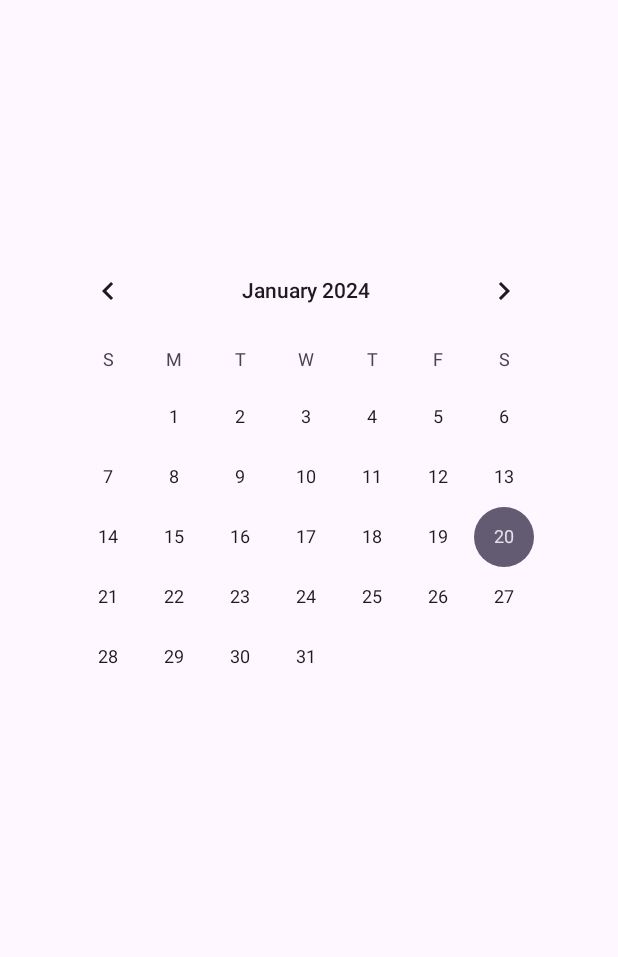
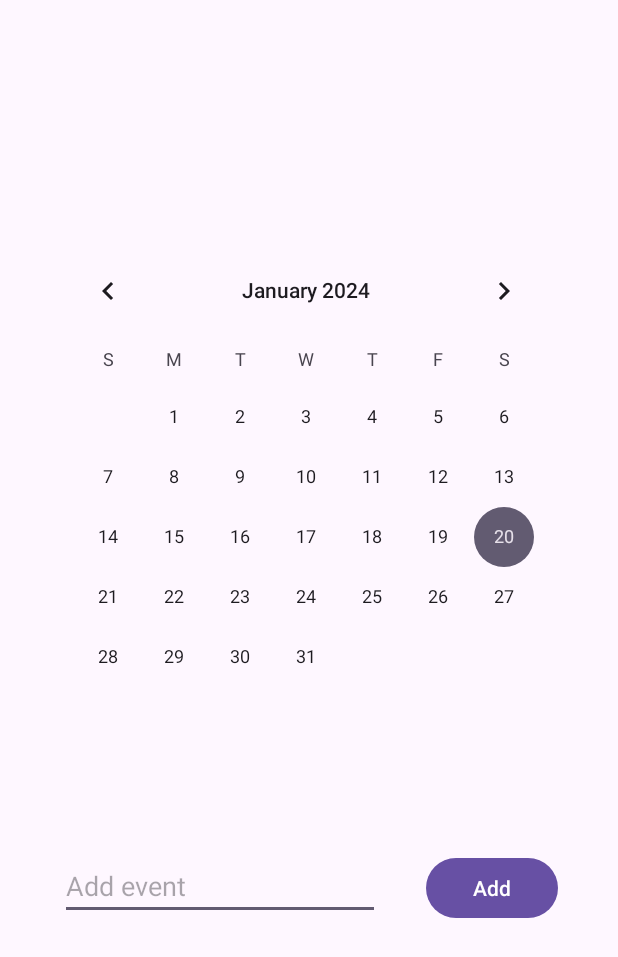
Before and after one commit to voduycuong/LoveQuest, an Android app: the screen it shows after launch (CalendarActivity), on a phone screen of 412 x 824 dp. Shown: the top 957 px of the screen. Run offline under Robolectric (Android 15) with nearby library versions, the light colour scheme and no system bars.

Commit message:
doing gg-calendar

```diff
--- a/app/src/main/java/com/example/lovequest/CalendarActivity.java
+++ b/app/src/main/java/com/example/lovequest/CalendarActivity.java
@@ -1,14 +1,43 @@
 package com.example.lovequest;
 
+import android.os.Bundle;
+import android.view.View;
+import android.widget.Button;
+import android.widget.CalendarView;
+import android.widget.EditText;
+
+import androidx.annotation.NonNull;
 import androidx.appcompat.app.AppCompatActivity;
 
-import android.os.Bundle;
+public class CalendarActivity extends AppCompatActivity {
 
-public class CalendarActivity extends AppCompatActivity {
+    CalendarView calendarView;
+    Button addButton;
+    EditText addEventEditText;
+    String selectedDate;
 
     @Override
     protected void onCreate(Bundle savedInstanceState) {
         super.onCreate(savedInstanceState);
         setContentView(R.layout.activity_calendar);
+
+        calendarView = findViewById(R.id.calendarView);
+        addEventEditText = findViewById(R.id.addEventEditText);
+        addButton = findViewById(R.id.addButton);
+
+        calendarView.setOnDateChangeListener(new CalendarView.OnDateChangeListener() {
+            @Override
+            public void onSelectedDayChange(@NonNull CalendarView view, int year, int month, int dayOfMonth) {
+                selectedDate = Integer.toString(year) + Integer.toString(month + 1) + Integer.toString(dayOfMonth);
+            }
+        });
+    }
+
+    private void calendarClicked() {
+
+    }
+
+    public void addEvent(View v) {
+
     }
 }
--- a/app/src/main/res/layout/activity_calendar.xml
+++ b/app/src/main/res/layout/activity_calendar.xml
@@ -17,4 +17,29 @@
         app:layout_constraintHorizontal_bias="0.0"
         app:layout_constraintStart_toStartOf="parent"
         app:layout_constraintTop_toTopOf="parent" />
+
+    <Button
+        android:id="@+id/addButton"
+        android:layout_width="wrap_content"
+        android:layout_height="wrap_content"
+        android:layout_marginStart="50dp"
+        android:layout_marginTop="70dp"
+        android:layout_marginEnd="40dp"
+        android:text="Add"
+        app:layout_constraintEnd_toEndOf="parent"
+        app:layout_constraintHorizontal_bias="1.0"
+        app:layout_constraintStart_toEndOf="@+id/addEventEditText"
+        app:layout_constraintTop_toBottomOf="@+id/calendarView" />
+
+    <EditText
+        android:id="@+id/addEventEditText"
+        android:layout_width="wrap_content"
+        android:layout_height="wrap_content"
+        android:layout_marginStart="40dp"
+        android:layout_marginTop="70dp"
+        android:ems="10"
+        android:hint="Add event"
+        android:inputType="text"
+        app:layout_constraintStart_toStartOf="parent"
+        app:layout_constraintTop_toBottomOf="@+id/calendarView" />
 </androidx.constraintlayout.widget.ConstraintLayout>
```
